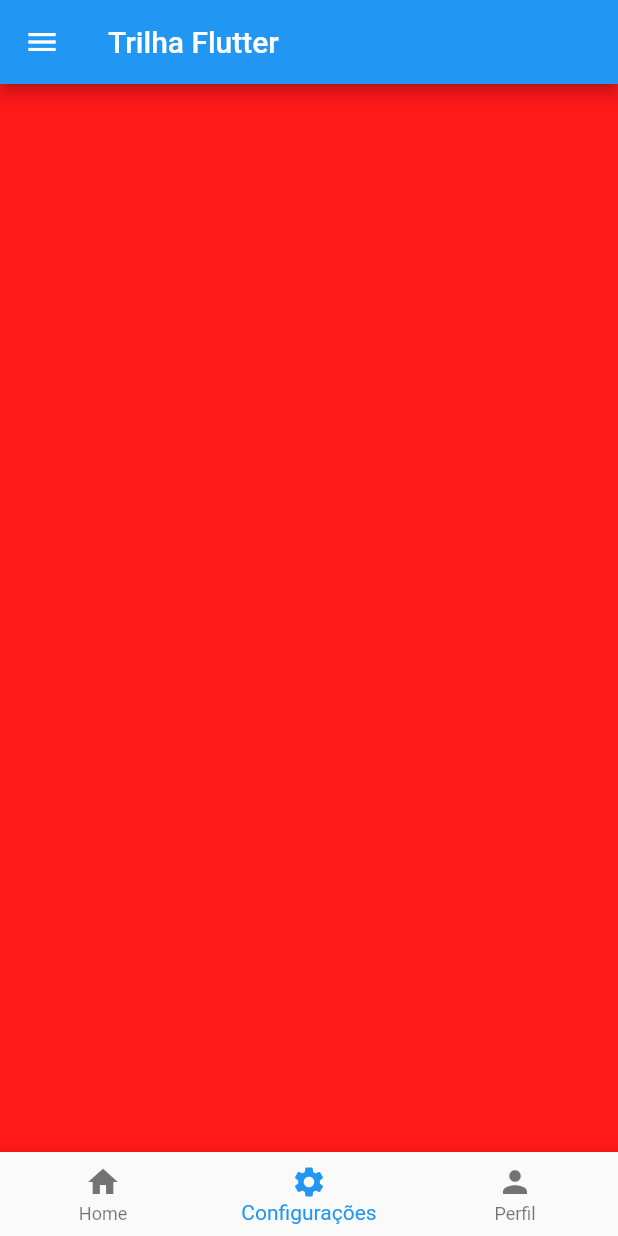
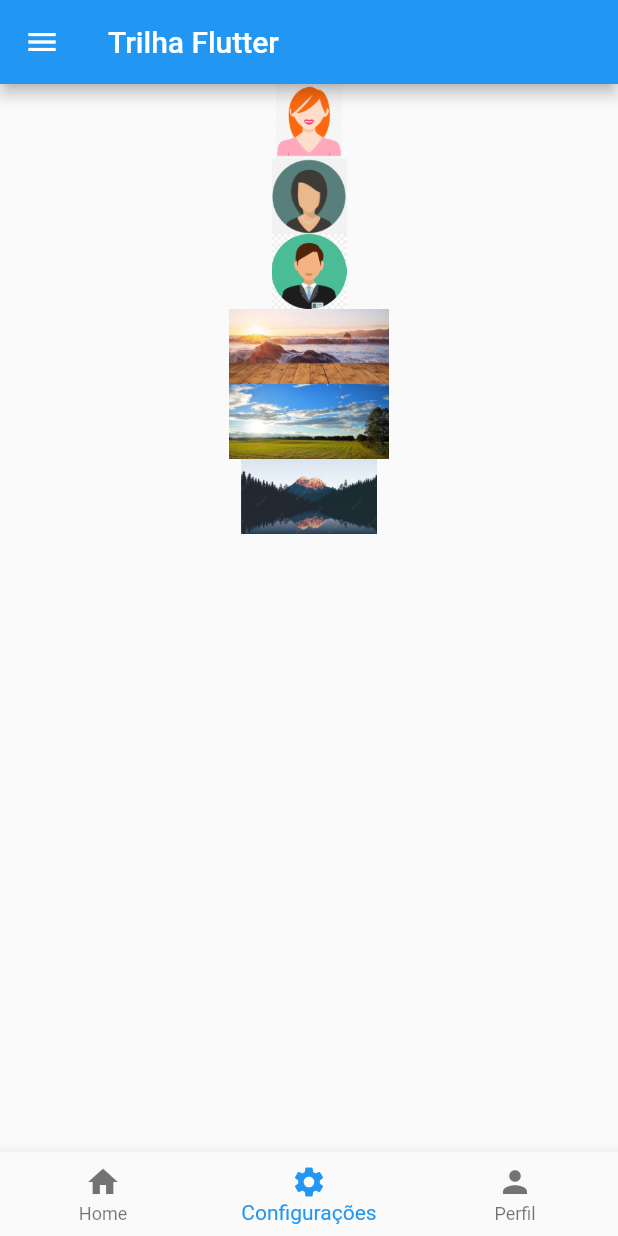
Before and after one commit to ederusena/DioFlutterTrilha, a Flutter app: the MainPage screen opened directly, swiped to page 2, on a phone screen of 412 x 824 dp. Run offline on Flutter 3.47's test engine with Material 2 defaults, Android fonts, the phone set to English and light mode, and no system bars; our stand-ins replace google_fonts; network calls fail.

Commit message:
Image Assets

```diff
--- a/lib/pages/home_page.dart
+++ b/lib/pages/home_page.dart
@@ -1,6 +1,6 @@
 import 'package:flutter/material.dart';
 import 'package:trilhapp/pages/card_page.dart';
-import 'package:trilhapp/pages/pagina2.dart';
+import 'package:trilhapp/pages/image_assets.dart';
 import 'package:trilhapp/pages/pagina3.dart';
 import 'package:trilhapp/shared/widget/custom_drawer.dart';
 
@@ -34,7 +34,7 @@ class _MainPageState extends State<MainPage> {
                 },
                 children: const [
                   CardPage(),
-                  PaginaTwoPage(),
+                  ImageAssetsPage(),
                   PaginaThreePage()
                 ],
               ),
--- /dev/null
+++ b/lib/pages/image_assets.dart
@@ -0,0 +1,25 @@
+import 'package:flutter/material.dart';
+import 'package:trilhapp/shared/app_images.dart';
+
+class ImageAssetsPage extends StatefulWidget {
+  const ImageAssetsPage({super.key});
+
+  @override
+  State<ImageAssetsPage> createState() => _ImageAssetsPageState();
+}
+
+class _ImageAssetsPageState extends State<ImageAssetsPage> {
+  @override
+  Widget build(BuildContext context) {
+    return Column(
+      children: [
+        Image.asset(AppImages.user1, height: 50),
+        Image.asset(AppImages.user2, height: 50),
+        Image.asset(AppImages.user3, height: 50),
+        Image.asset(AppImages.paisagem1, height: 50, width: double.infinity),
+        Image.asset(AppImages.paisagem2, height: 50),
+        Image.asset(AppImages.paisagem3, height: 50),
+      ],
+    );
+  }
+}
--- a/lib/pages/pagina2.dart
+++ /dev/null
@@ -1,15 +0,0 @@
-import 'package:flutter/material.dart';
-
-class PaginaTwoPage extends StatefulWidget {
-  const PaginaTwoPage({super.key});
-
-  @override
-  State<PaginaTwoPage> createState() => _PaginaTwoPageState();
-}
-
-class _PaginaTwoPageState extends State<PaginaTwoPage> {
-  @override
-  Widget build(BuildContext context) {
-    return Container(color: const Color.fromARGB(255, 255, 25, 25));
-  }
-}
--- /dev/null
+++ b/lib/shared/app_images.dart
@@ -0,0 +1,8 @@
+class AppImages {
+  static String get user1 => "lib/images/user1.png";
+  static String get user2 => "lib/images/user2.png";
+  static String get user3 => "lib/images/user3.png";
+  static String get paisagem1 => "lib/images/paisagem1.jpg";
+  static String get paisagem2 => "lib/images/paisagem2.jpg";
+  static String get paisagem3 => "lib/images/paisagem3.jpg";
+}
```
Also changed, not shown: pubspec.yaml (+7 -3 lines), lib/images/paisagem1.jpg (added), lib/images/paisagem2.jpg (added), lib/images/paisagem3.jpg (added), lib/images/user1.png (added), lib/images/user2.png (added), lib/images/user3.png (added).
